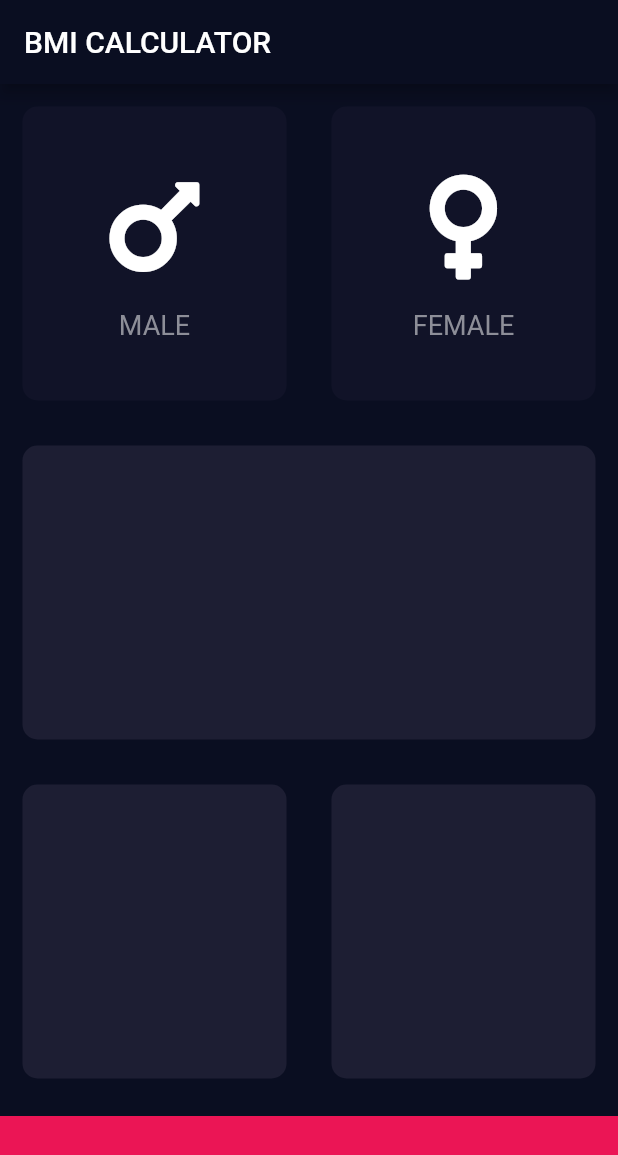
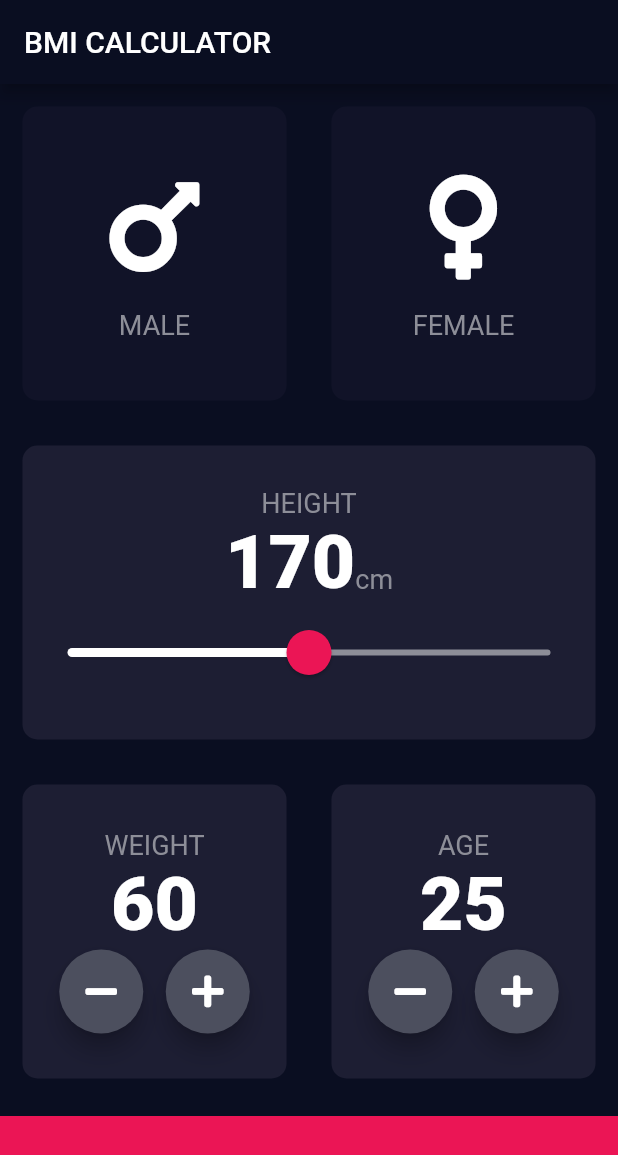
Before and after one commit to Robert-OP/bmi-calculator, a Flutter app: the screen it shows after launch, on a phone screen of 412 x 824 dp. Shown: the top 1155 px of the screen. Run offline on Flutter 3.47's test engine with Material 2 defaults, Android fonts, the phone set to English and light mode, and no system bars; our stand-ins replace font_awesome_flutter.

Commit message:
constants, RoundedIconButton, slider, weight and age cards

```diff
--- /dev/null
+++ b/lib/constants.dart
@@ -0,0 +1,16 @@
+import 'package:flutter/material.dart';
+
+const kLabelTextStyle = TextStyle(
+  fontSize: 18.0,
+  color: Color(0xFF8D8E98),
+);
+
+const kNumberTextStyle = TextStyle(
+  fontSize: 50.0,
+  fontWeight: FontWeight.w900,
+);
+
+const kActiveCardColor = Color(0xFF1D1E33);
+const kInactiveCardColor = Color(0xFF111328);
+const kBottomContainerColor = Color(0xFFEB1555);
+const kBottomContainerHeight = 80.0;
--- a/lib/icon_content.dart
+++ b/lib/icon_content.dart
@@ -1,4 +1,6 @@
 import 'package:flutter/material.dart';
+
+import 'constants.dart';
 
 class IconContent extends StatelessWidget {
   IconContent({@required this.icon, this.label});
@@ -15,13 +17,7 @@ class IconContent extends StatelessWidget {
           size: 80.0,
         ),
         SizedBox(height: 15.0),
-        Text(
-          label,
-          style: TextStyle(
-            fontSize: 18.0,
-            color: Color(0xFF8D8E98),
-          ),
-        ),
+        Text(label, style: kLabelTextStyle),
       ],
     );
   }
--- a/lib/input_page.dart
+++ b/lib/input_page.dart
@@ -1,13 +1,10 @@
 import 'package:flutter/material.dart';
 import 'package:font_awesome_flutter/font_awesome_flutter.dart';
 
+import 'constants.dart';
 import 'icon_content.dart';
 import 'reusable_card.dart';
-
-const activeCardColor = Color(0xFF1D1E33);
-const inactiveCardColor = Color(0xFF111328);
-const bottomContainerColor = Color(0xFFEB1555);
-const bottomContainerHeight = 80.0;
+import 'rounded_icon_button.dart';
 
 enum Gender { male, female }
 
@@ -18,6 +15,9 @@ class InputPage extends StatefulWidget {
 
 class _InputPageState extends State<InputPage> {
   Gender selectedGender;
+  int height = 170;
+  int weight = 60;
+  int age = 25;
 
   @override
   Widget build(BuildContext context) {
@@ -26,43 +26,97 @@ class _InputPageState extends State<InputPage> {
         title: Text('BMI CALCULATOR'),
       ),
       body: Column(
+        crossAxisAlignment: CrossAxisAlignment.stretch,
         children: <Widget>[
           Expanded(
             child: Row(
               children: <Widget>[
                 Expanded(
-                  child: GestureDetector(
-                    onTap: () {
+                  child: ReusableCard(
+                    color: selectedGender == Gender.male
+                        ? kActiveCardColor
+                        : kInactiveCardColor,
+                    cardChild: IconContent(
+                      icon: FontAwesomeIcons.mars,
+                      label: 'MALE',
+                    ),
+                    onSelect: () {
                       setState(() {
                         selectedGender = Gender.male;
                       });
                     },
-                    child: ReusableCard(
-                      color: selectedGender == Gender.male
-                          ? activeCardColor
-                          : inactiveCardColor,
-                      cardChild: IconContent(
-                        icon: FontAwesomeIcons.mars,
-                        label: 'MALE',
-                      ),
-                    ),
                   ),
                 ),
                 Expanded(
-                  child: GestureDetector(
-                    onTap: () {
+                  child: ReusableCard(
+                    color: selectedGender == Gender.female
+                        ? kActiveCardColor
+                        : kInactiveCardColor,
+                    cardChild: IconContent(
+                      icon: FontAwesomeIcons.venus,
+                      label: 'FEMALE',
+                    ),
+                    onSelect: () {
                       setState(() {
                         selectedGender = Gender.female;
                       });
                     },
+                  ),
+                ),
+              ],
+            ),
+          ),
+          Expanded(
+            child: Row(
+              children: <Widget>[
+                Expanded(
                   child: ReusableCard(
-                      color: selectedGender == Gender.female
-                          ? activeCardColor
-                          : inactiveCardColor,
-                      cardChild: IconContent(
-                        icon: FontAwesomeIcons.venus,
-                        label: 'FEMALE',
+                    color: kActiveCardColor,
+                    cardChild: Column(
+                      mainAxisAlignment: MainAxisAlignment.center,
+                      children: <Widget>[
+                        Text(
+                          'HEIGHT',
+                          style: kLabelTextStyle,
                         ),
+                        Row(
+                          mainAxisAlignment: MainAxisAlignment.center,
+                          crossAxisAlignment: CrossAxisAlignment.baseline,
+                          textBaseline: TextBaseline.alphabetic,
+                          children: <Widget>[
+                            Text(
+                              height.toString(),
+                              style: kNumberTextStyle,
+                            ),
+                            Text(
+                              'cm',
+                              style: kLabelTextStyle,
+                            ),
+                          ],
+                        ),
+                        SliderTheme(
+                          data: SliderTheme.of(context).copyWith(
+                            inactiveTrackColor: Color(0xFF8D8E98),
+                            activeTrackColor: Colors.white,
+                            thumbColor: Color(0xFFEB1555),
+                            overlayColor: Color(0x29EB1555),
+                            thumbShape:
+                                RoundSliderThumbShape(enabledThumbRadius: 15.0),
+                            overlayShape:
+                                RoundSliderOverlayShape(overlayRadius: 30.0),
+                          ),
+                          child: Slider(
+                            value: height.toDouble(),
+                            min: 120.0,
+                            max: 220.0,
+                            onChanged: (double newValue) {
+                              setState(() {
+                                height = newValue.round();
+                              });
+                            },
+                          ),
+                        )
+                      ],
                     ),
                   ),
                 ),
@@ -73,28 +127,85 @@ class _InputPageState extends State<InputPage> {
             child: Row(
               children: <Widget>[
                 Expanded(
-                  child: ReusableCard(color: activeCardColor),
+                  child: ReusableCard(
+                    color: kActiveCardColor,
+                    cardChild: Column(
+                      mainAxisAlignment: MainAxisAlignment.center,
+                      children: <Widget>[
+                        Text('WEIGHT', style: kLabelTextStyle),
+                        Text(weight.toString(), style: kNumberTextStyle),
+                        Row(
+                          mainAxisAlignment: MainAxisAlignment.center,
+                          children: <Widget>[
+                            RoundIconButton(
+                              icon: FontAwesomeIcons.minus,
+                              onPress: () {
+                                setState(() {
+                                  weight--;
+                                });
+                              },
                             ),
+                            SizedBox(
+                              width: 15.0,
+                            ),
+                            RoundIconButton(
+                              icon: FontAwesomeIcons.plus,
+                              onPress: () {
+                                setState(() {
+                                  weight++;
+                                });
+                              },
+                            ),
+                          ],
+                        )
                       ],
                     ),
                   ),
-          Expanded(
-            child: Row(
-              children: <Widget>[
-                Expanded(
-                  child: ReusableCard(color: activeCardColor),
                 ),
                 Expanded(
-                  child: ReusableCard(color: activeCardColor),
+                  child: ReusableCard(
+                    color: kActiveCardColor,
+                    cardChild: Column(
+                      mainAxisAlignment: MainAxisAlignment.center,
+                      children: <Widget>[
+                        Text('AGE', style: kLabelTextStyle),
+                        Text(age.toString(), style: kNumberTextStyle),
+                        Row(
+                          mainAxisAlignment: MainAxisAlignment.center,
+                          children: <Widget>[
+                            RoundIconButton(
+                              icon: FontAwesomeIcons.minus,
+                              onPress: () {
+                                setState(() {
+                                  age--;
+                                });
+                              },
+                            ),
+                            SizedBox(
+                              width: 15.0,
+                            ),
+                            RoundIconButton(
+                              icon: FontAwesomeIcons.plus,
+                              onPress: () {
+                                setState(() {
+                                  age++;
+                                });
+                              },
+                            ),
+                          ],
+                        )
+                      ],
+                    ),
+                  ),
                 ),
               ],
             ),
           ),
           Container(
-            color: bottomContainerColor,
+            color: kBottomContainerColor,
             margin: EdgeInsets.only(top: 10.0),
             width: double.infinity,
-            height: bottomContainerHeight,
+            height: kBottomContainerHeight,
           )
         ],
       ),
--- a/lib/reusable_card.dart
+++ b/lib/reusable_card.dart
@@ -1,18 +1,22 @@
 import 'package:flutter/material.dart';
 
 class ReusableCard extends StatelessWidget {
-  ReusableCard({this.color, this.cardChild});
+  ReusableCard({this.color, this.cardChild, this.onSelect});
   final Color color;
   final Widget cardChild;
+  final Function onSelect;
 
   @override
   Widget build(BuildContext context) {
-    return Container(
-      child: cardChild,
-      margin: EdgeInsets.all(15.0),
-      decoration: BoxDecoration(
-        color: color,
-        borderRadius: BorderRadius.circular(10.0),
+    return GestureDetector(
+      onTap: onSelect,
+      child: Container(
+        child: cardChild,
+        margin: EdgeInsets.all(15.0),
+        decoration: BoxDecoration(
+          color: color,
+          borderRadius: BorderRadius.circular(10.0),
+        ),
       ),
     );
   }
--- /dev/null
+++ b/lib/rounded_icon_button.dart
@@ -0,0 +1,22 @@
+import 'package:flutter/material.dart';
+
+class RoundIconButton extends StatelessWidget {
+  RoundIconButton({@required this.icon, @required this.onPress});
+  final IconData icon;
+  final Function onPress;
+
+  @override
+  Widget build(BuildContext context) {
+    return RawMaterialButton(
+      child: Icon(icon),
+      onPressed: onPress,
+      elevation: 6.0,
+      constraints: BoxConstraints.tightFor(
+        width: 56.0,
+        height: 56.0,
+      ),
+      shape: CircleBorder(),
+      fillColor: Color(0xFF4C4F5E),
+    );
+  }
+}
```
Lines whose indentation alone changed are shown as unchanged.
